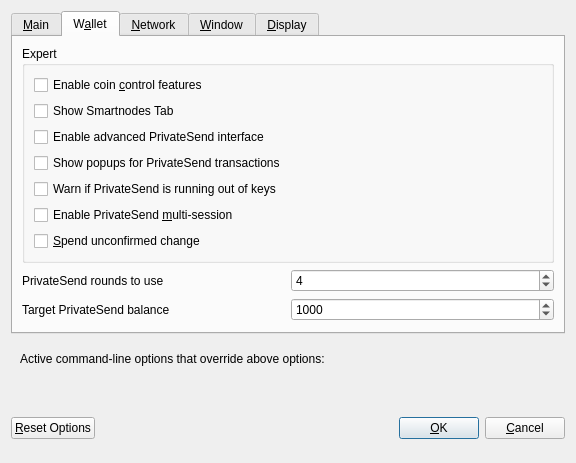
Before: the Qt Designer form src/qt/forms/optionsdialog.ui in The-Yerbas-Endeavor/yerbas, drawn with Qt 5.
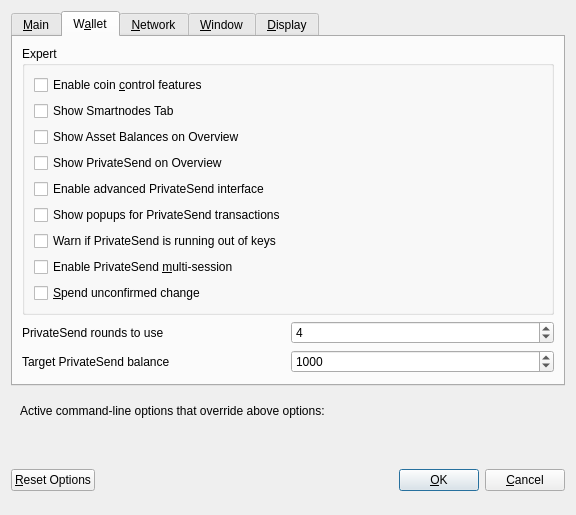
After: the same form once the commit is applied. The open tabs and pages were chosen to show the change. Custom widgets are drawn as their Qt base class.

```diff
--- a/src/qt/forms/optionsdialog.ui
+++ b/src/qt/forms/optionsdialog.ui
@@ -163,6 +163,18 @@
             </property>
            </widget>
           </item>
+          <item>
+           <widget class="QCheckBox" name="showAssetBalances">
+            <property name="text"><string>Show Asset Balances on Overview</string></property>
+            <property name="toolTip"><string>Show the Asset Balances panel and the Asset Manager navigation item. Assets must be available on this network. This changes visibility only.</string></property>
+           </widget>
+          </item>
+          <item>
+           <widget class="QCheckBox" name="showPrivateSend">
+            <property name="text"><string>Show PrivateSend on Overview</string></property>
+            <property name="toolTip"><string>Show the PrivateSend panel. This changes visibility only; it does not start or stop mixing.</string></property>
+           </widget>
+          </item>
           <item>
            <widget class="QCheckBox" name="showAdvancedPSUI">
             <property name="toolTip">
```
